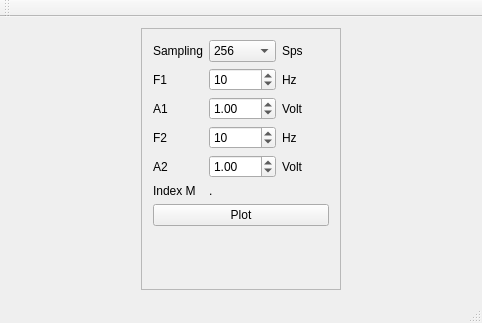
This is mainwindow.ui in joejond/dsp as Qt 5 draws it before an edit. The edited form follows.
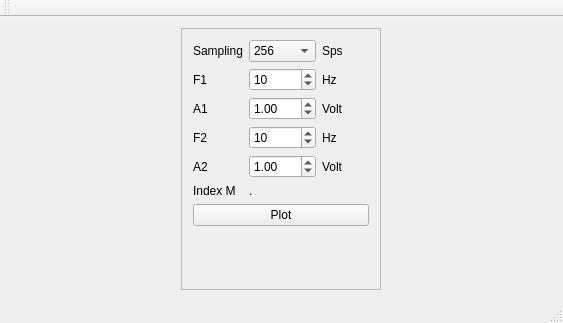
This is the edited form.

Diff of the .ui file:
```diff
--- a/mainwindow.ui
+++ b/mainwindow.ui
@@ -6,7 +6,7 @@
    <rect>
     <x>0</x>
     <y>0</y>
-    <width>482</width>
+    <width>563</width>
     <height>323</height>
    </rect>
   </property>
```
Left out of the diff: 37 changed lines with no effect on the pictures.
